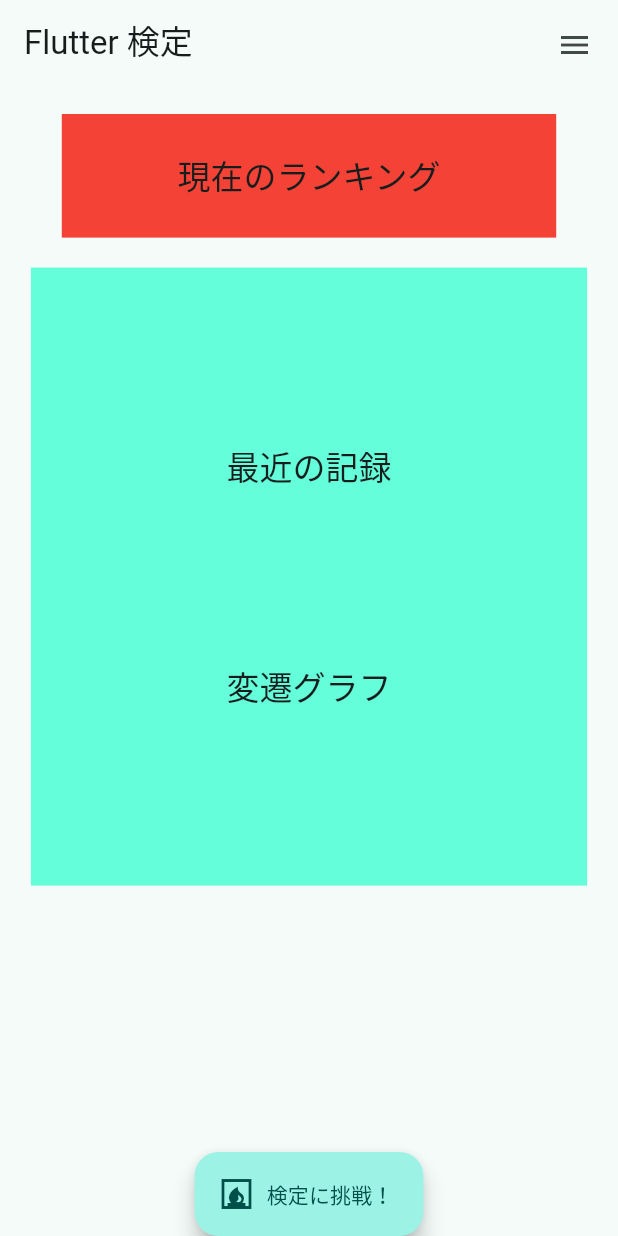
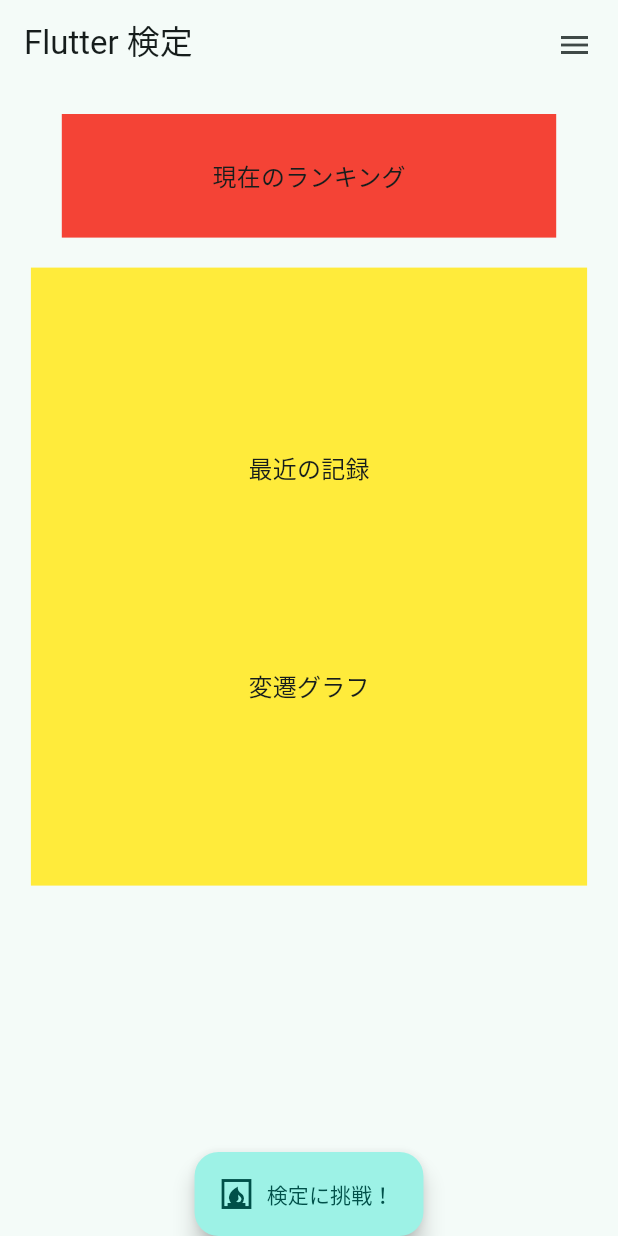
Before and after one commit to tanakahikari-pikka/flutter_certification, a Flutter app: the screen it shows after launch, on a phone screen of 412 x 824 dp. Run offline on Flutter 3.47's test engine with Material 2 defaults, Android fonts, the phone set to English and light mode, and no system bars.

Commit message:
フォントサイズや色を変更

```diff
--- a/lib/home.dart
+++ b/lib/home.dart
@@ -30,24 +30,24 @@ class _HomeState extends State<Home> {
               child: Center(
                 child: Text(
                   '現在のランキング',
-                  style: Theme.of(context).textTheme.titleLarge,
+                  style: Theme.of(context).textTheme.titleMedium,
                 ),
               ),
             ),
             Container(
               width: MediaQuery.of(context).size.width * 0.9,
               height: MediaQuery.of(context).size.height * 0.5,
-              color: Colors.tealAccent,
+              color: Colors.yellow,
               child: Column(
                 mainAxisAlignment: MainAxisAlignment.spaceEvenly,
                 children: [
                   Text(
                     '最近の記録',
-                    style: Theme.of(context).textTheme.titleLarge,
+                    style: Theme.of(context).textTheme.titleMedium,
                   ),
                   Text(
                     '変遷グラフ',
-                    style: Theme.of(context).textTheme.titleLarge,
+                    style: Theme.of(context).textTheme.titleMedium,
                   ),
                 ],
               ),
```
